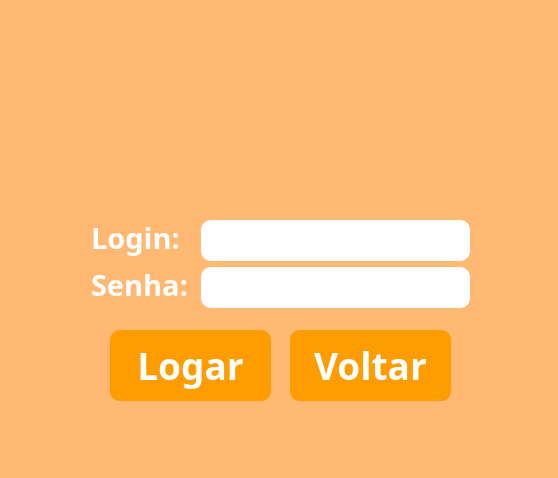
First picture: the form in projeto/PGlog.ui, repository JOAOGOMES22/Programacao-Python, before the edit.
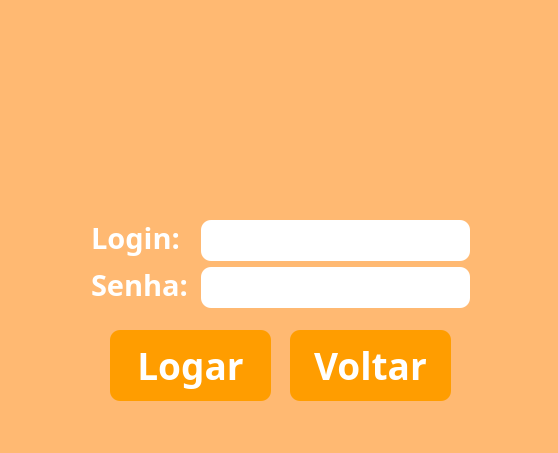
Second picture: the form after the edit. Icons and pictures are not drawn.

```diff
--- a/projeto/PGlog.ui
+++ b/projeto/PGlog.ui
@@ -7,7 +7,7 @@
     <x>0</x>
     <y>0</y>
     <width>558</width>
-    <height>478</height>
+    <height>453</height>
    </rect>
   </property>
   <property name="windowTitle">
```
Left out of the diff: 2 changed lines with no effect on the pictures.
